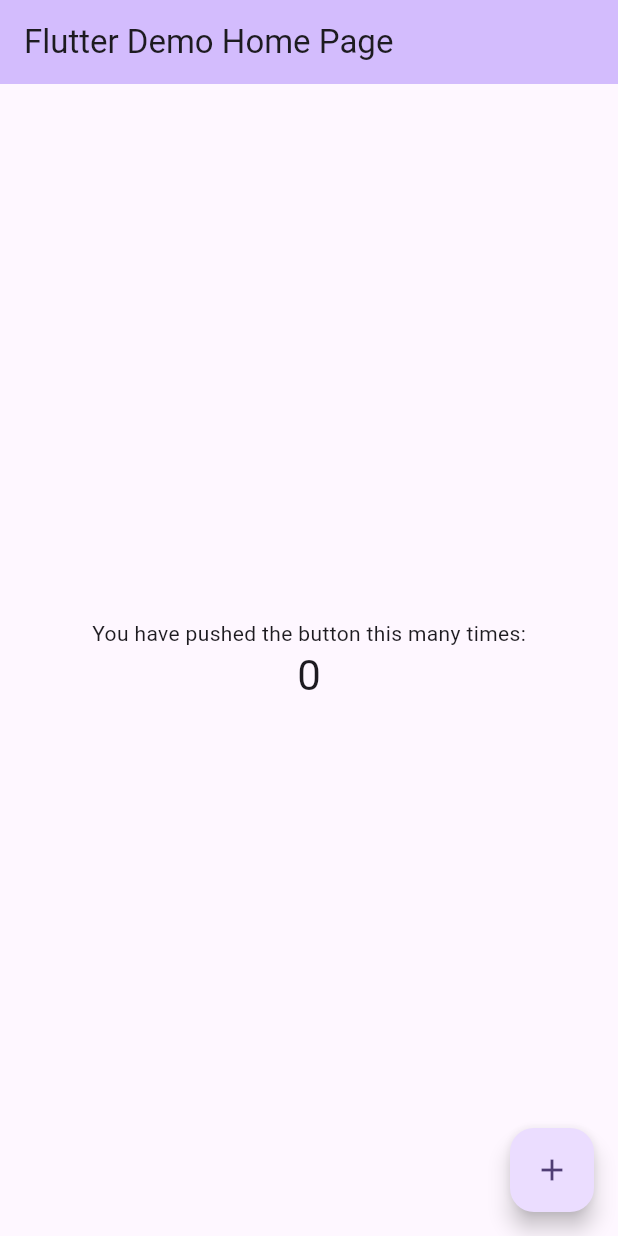
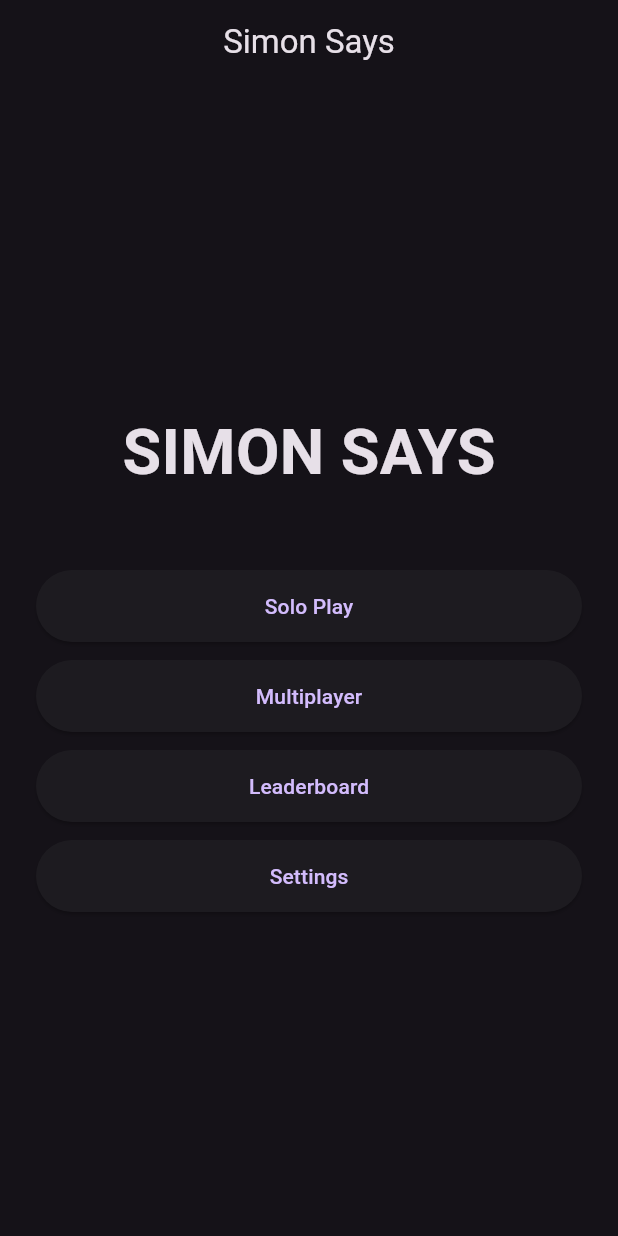
Before and after one commit to timjo1080/simon_says_mobile, a Flutter app: the screen it shows after launch, on a phone screen of 412 x 824 dp. Run offline on Flutter 3.47's test engine with Material 3 defaults, Android fonts, the phone set to English and light mode, and no system bars.

Commit message:
base game working from main menu

```diff
--- a/simon_says/lib/main.dart
+++ b/simon_says/lib/main.dart
@@ -1,122 +1,27 @@
 import 'package:flutter/material.dart';
 
+import 'screens/main_menu_s.dart';
+
 void main() {
-  runApp(const MyApp());
+  runApp(const SimonSaysApp());
 }
 
-class MyApp extends StatelessWidget {
-  const MyApp({super.key});
+class SimonSaysApp extends StatelessWidget {
+  const SimonSaysApp({super.key});
 
-  // This widget is the root of your application.
   @override
   Widget build(BuildContext context) {
     return MaterialApp(
-      title: 'Flutter Demo',
+      debugShowCheckedModeBanner: false,
+      title: 'Simon Says',
       theme: ThemeData(
-        // This is the theme of your application.
-        //
-        // TRY THIS: Try running your application with "flutter run". You'll see
-        // the application has a purple toolbar. Then, without quitting the app,
-        // try changing the seedColor in the colorScheme below to Colors.green
-        // and then invoke "hot reload" (save your changes or press the "hot
-        // reload" button in a Flutter-supported IDE, or press "r" if you used
-        // the command line to start the app).
-        //
-        // Notice that the counter didn't reset back to zero; the application
-        // state is not lost during the reload. To reset the state, use hot
-        // restart instead.
-        //
-        // This works for code too, not just values: Most code changes can be
-        // tested with just a hot reload.
-        colorScheme: .fromSeed(seedColor: Colors.deepPurple),
+        colorScheme: ColorScheme.fromSeed(
+          seedColor: Colors.deepPurple,
+          brightness: Brightness.dark,
+        ),
+        useMaterial3: true,
       ),
-      home: const MyHomePage(title: 'Flutter Demo Home Page'),
+      home: const MainMenuScreen(),
     );
   }
 }
-
-class MyHomePage extends StatefulWidget {
-  const MyHomePage({super.key, required this.title});
-
-  // This widget is the home page of your application. It is stateful, meaning
-  // that it has a State object (defined below) that contains fields that affect
-  // how it looks.
-
-  // This class is the configuration for the state. It holds the values (in this
-  // case the title) provided by the parent (in this case the App widget) and
-  // used by the build method of the State. Fields in a Widget subclass are
-  // always marked "final".
-
-  final String title;
-
-  @override
-  State<MyHomePage> createState() => _MyHomePageState();
-}
-
-class _MyHomePageState extends State<MyHomePage> {
-  int _counter = 0;
-
-  void _incrementCounter() {
-    setState(() {
-      // This call to setState tells the Flutter framework that something has
-      // changed in this State, which causes it to rerun the build method below
-      // so that the display can reflect the updated values. If we changed
-      // _counter without calling setState(), then the build method would not be
-      // called again, and so nothing would appear to happen.
-      _counter++;
-    });
-  }
-
-  @override
-  Widget build(BuildContext context) {
-    // This method is rerun every time setState is called, for instance as done
-    // by the _incrementCounter method above.
-    //
-    // The Flutter framework has been optimized to make rerunning build methods
-    // fast, so that you can just rebuild anything that needs updating rather
-    // than having to individually change instances of widgets.
-    return Scaffold(
-      appBar: AppBar(
-        // TRY THIS: Try changing the color here to a specific color (to
-        // Colors.amber, perhaps?) and trigger a hot reload to see the AppBar
-        // change color while the other colors stay the same.
-        backgroundColor: Theme.of(context).colorScheme.inversePrimary,
-        // Here we take the value from the MyHomePage object that was created by
-        // the App.build method, and use it to set our appbar title.
-        title: Text(widget.title),
-      ),
-      body: Center(
-        // Center is a layout widget. It takes a single child and positions it
-        // in the middle of the parent.
-        child: Column(
-          // Column is also a layout widget. It takes a list of children and
-          // arranges them vertically. By default, it sizes itself to fit its
-          // children horizontally, and tries to be as tall as its parent.
-          //
-          // Column has various properties to control how it sizes itself and
-          // how it positions its children. Here we use mainAxisAlignment to
-          // center the children vertically; the main axis here is the vertical
-          // axis because Columns are vertical (the cross axis would be
-          // horizontal).
-          //
-          // TRY THIS: Invoke "debug painting" (choose the "Toggle Debug Paint"
-          // action in the IDE, or press "p" in the console), to see the
-          // wireframe for each widget.
-          mainAxisAlignment: .center,
-          children: [
-            const Text('You have pushed the button this many times:'),
-            Text(
-              '$_counter',
-              style: Theme.of(context).textTheme.headlineMedium,
-            ),
-          ],
-        ),
-      ),
-      floatingActionButton: FloatingActionButton(
-        onPressed: _incrementCounter,
-        tooltip: 'Increment',
-        child: const Icon(Icons.add),
-      ),
-    );
-  }
-}
--- /dev/null
+++ b/simon_says/lib/screens/main_menu_s.dart
@@ -0,0 +1,84 @@
+import 'package:flutter/material.dart';
+
+import 'game_s.dart';
+
+class MainMenuScreen extends StatelessWidget {
+  const MainMenuScreen({super.key});
+
+  @override
+  Widget build(BuildContext context) {
+    return Scaffold(
+      appBar: AppBar(title: const Text('Simon Says'), centerTitle: true),
+      body: Center(
+        child: Padding(
+          padding: const EdgeInsets.all(24.0),
+          child: Column(
+            mainAxisAlignment: MainAxisAlignment.center,
+            children: [
+              const Text(
+                'SIMON SAYS',
+                style: TextStyle(fontSize: 42, fontWeight: FontWeight.bold),
+              ),
+              const SizedBox(height: 48),
+
+              SizedBox(
+                width: double.infinity,
+                height: 48,
+                child: ElevatedButton(
+                  onPressed: () {
+                    Navigator.push(
+                      context,
+                      MaterialPageRoute(
+                        builder: (context) => const GameScreen(),
+                      ),
+                    );
+                  },
+                  child: const Text('Solo Play'),
+                ),
+              ),
+
+              const SizedBox(height: 12),
+
+              SizedBox(
+                width: double.infinity,
+                height: 48,
+                child: ElevatedButton(
+                  onPressed: () {
+                    // Multiplayer will be added later.
+                  },
+                  child: const Text('Multiplayer'),
+                ),
+              ),
+
+              const SizedBox(height: 12),
+
+              SizedBox(
+                width: double.infinity,
+                height: 48,
+                child: ElevatedButton(
+                  onPressed: () {
+                    // Leaderboard will be added later.
+                  },
+                  child: const Text('Leaderboard'),
+                ),
+              ),
+
+              const SizedBox(height: 12),
+
+              SizedBox(
+                width: double.infinity,
+                height: 48,
+                child: ElevatedButton(
+                  onPressed: () {
+                    // Settings will be added later.
+                  },
+                  child: const Text('Settings'),
+                ),
+              ),
+            ],
+          ),
+        ),
+      ),
+    );
+  }
+}
```
Also changed, not shown: simon_says/lib/screens/game_s.dart (added, +222 -0 lines), simon_says/lib/widgets/color_button.dart (added, +39 -0 lines).
